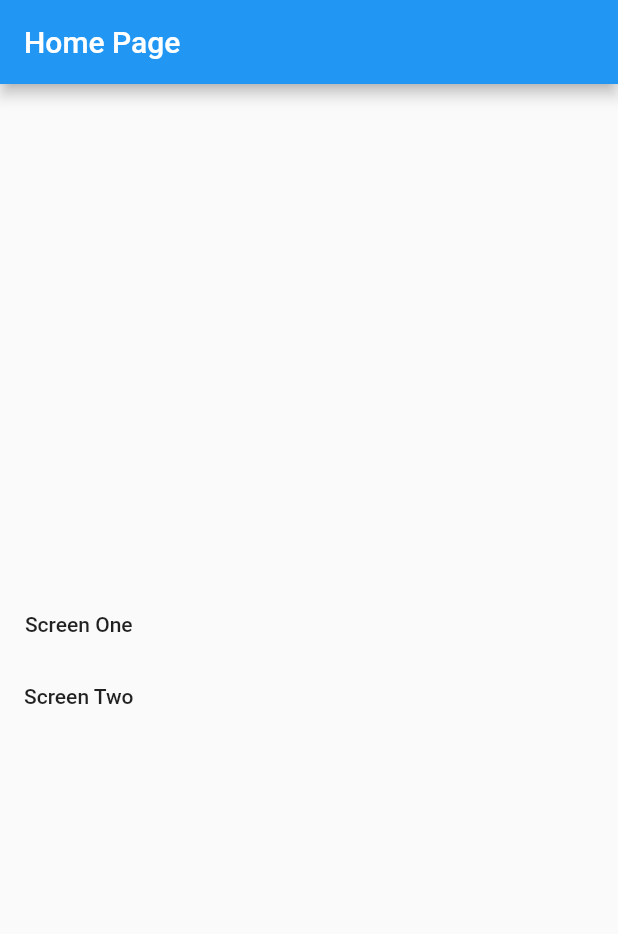
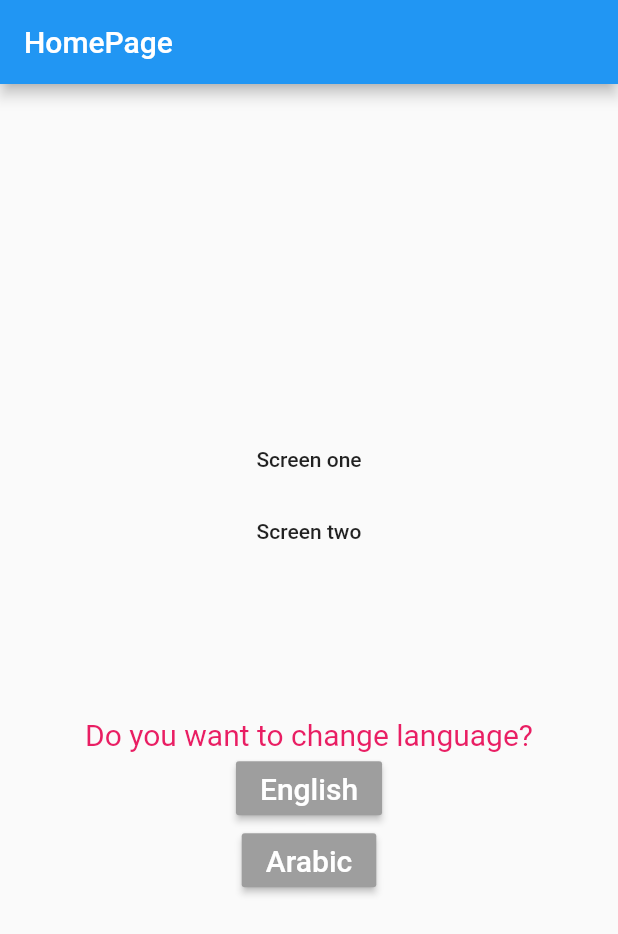
Before and after one commit to warda-jawad/Getx, a Flutter app: the screen it shows after launch, on a phone screen of 412 x 824 dp. Shown: the top 934 px of the screen. Run offline on Flutter 3.47's test engine with Material 2 defaults, Android fonts, the phone set to English and light mode, and no system bars; our stand-ins replace get, shared_preferences.

Commit message:
add localizations using GetX

```diff
--- /dev/null
+++ b/lib/Local/local.dart
@@ -0,0 +1,27 @@
+import 'package:get/get.dart';
+
+class MyLocal implements Translations {
+  @override
+  Map<String, Map<String, String>> get keys => {
+        "ar": {
+          "English": "الانجليزية",
+          "Arabic": "العربية",
+          "Language": "اللغة",
+          "Do you want to change language": "هل تريد تغيير اللغة ؟",
+          "Default Language": "اللغة الافتراضية ",
+          "HomePage": "الصفحة الرئيسة",
+          "Screen one": "الشاشة الاولى ",
+          "Screen two": " الشاشة الثانية"
+        },
+        "en": {
+          "English": "English",
+          "Arabic": "Arabic",
+          "Language": "Language",
+          "Do you want to change language": "Do you want to change language?",
+          "Default Language": "Default Language",
+          "HomePage": "HomePage",
+          "Screen one": "Screen one",
+          "Screen two": "Screen two"
+        }
+      };
+}
--- /dev/null
+++ b/lib/Local/local_controller.dart
@@ -0,0 +1,33 @@
+import 'package:flutter/material.dart';
+import 'package:get/get.dart';
+// import 'package:get/get_core/src/get_main.dart';
+import 'package:get/get_state_manager/src/simple/get_controllers.dart';
+
+import '../main.dart';
+
+class MyLocalController extends GetxController {
+  Locale inialang = sharepref!.getString("lang") == null
+      ? Get.deviceLocale!
+      : Locale(sharepref!.getString("lang")!);
+  void changeLang(String codelang) {
+    Locale locale = Locale(codelang);
+    sharepref!.setString("lang", codelang);
+    Get.updateLocale(locale);
+  }
+
+  // Locale? getAppLanguage() {
+  //   String? language = AppHelper.getAppData(key: Const.Value_lang);
+  //   if (language == "ar")
+  //     return Locale("ar");
+  //   else if (language == "en")
+  //     return Locale("en");
+  //   else
+  //     return Get.deviceLocale;
+  // }
+  //
+  // void saveLang(String codelang) {
+  //   Locale locale = Locale(codelang);
+  //   AppHelper.saveAppData(key: Const.Value_lang, value: codelang);
+  //   Get.updateLocale(locale);
+  // }
+}
--- a/lib/Screen/home_page.dart
+++ b/lib/Screen/home_page.dart
@@ -3,6 +3,67 @@ import 'package:get/get.dart';
 import 'package:getx/Screen/screen_one.dart';
 import 'package:getx/Screen/screen_two.dart';
 
+import '../Local/local_controller.dart';
+
+class HomePage extends StatelessWidget {
+  const HomePage({Key? key}) : super(key: key);
+
+  @override
+  Widget build(BuildContext context) {
+    MyLocalController controllerlang = Get.put(MyLocalController());
+    return Scaffold(
+      appBar: AppBar(
+        title: Text("HomePage".tr),
+      ),
+      body: Column(
+        mainAxisAlignment: MainAxisAlignment.center,
+        children: [
+          MaterialButton(
+            onPressed: () {
+              Get.to(() => ScreenOne());
+            },
+            child: Text("Screen one".tr),
+          ),
+          MaterialButton(
+            onPressed: () {
+              Get.to(() => ScreenTwo());
+            },
+            child: Text("Screen two".tr),
+          ),
+          const SizedBox(
+            height: 100,
+          ),
+          Center(
+            child: Text(
+              "Do you want to change language".tr,
+              style: TextStyle(fontSize: 20, color: Colors.pink),
+            ),
+          ),
+          MaterialButton(
+            color: Colors.grey,
+            onPressed: () {
+              controllerlang.changeLang("en");
+            },
+            child: Text(
+              "English".tr,
+              style: TextStyle(fontSize: 20, color: Colors.white),
+            ),
+          ),
+          MaterialButton(
+            color: Colors.grey,
+            onPressed: () {
+              controllerlang.changeLang("ar");
+            },
+            child: Text(
+              "Arabic".tr,
+              style: TextStyle(fontSize: 20, color: Colors.white),
+            ),
+          ),
+        ],
+      ),
+    );
+  }
+}
 // Get Builder update required to rebuild
 
 // class HomePage extends StatelessWidget {
@@ -126,33 +187,3 @@ import 'package:getx/Screen/screen_two.dart';
 //     );
 //   }
 // }
-class HomePage extends StatelessWidget {
-  const HomePage({Key? key}) : super(key: key);
-
-  @override
-  Widget build(BuildContext context) {
-    return Scaffold(
-      appBar: AppBar(
-        title: Text("Home Page"),
-      ),
-      body: Column(
-        mainAxisAlignment: MainAxisAlignment.center,
-        crossAxisAlignment: CrossAxisAlignment.center,
-        children: [
-          MaterialButton(
-            onPressed: () {
-              Get.to(() => ScreenOne());
-            },
-            child: const Text("Screen One"),
-          ),
-          MaterialButton(
-            onPressed: () {
-              Get.to(() => ScreenTwo());
-            },
-            child: const Text("Screen Two"),
-          ),
-        ],
-      ),
-    );
-  }
-}
--- a/lib/main.dart
+++ b/lib/main.dart
@@ -1,11 +1,17 @@
 import 'package:flutter/material.dart';
 import 'package:get/get.dart';
 import 'package:get/get_navigation/src/root/get_material_app.dart';
+import 'package:getx/Local/local.dart';
+import 'package:getx/Local/local_controller.dart';
 import 'package:getx/utils/bindings.dart';
+import 'package:shared_preferences/shared_preferences.dart';
 
 import 'Screen/home_page.dart';
 
-void main() {
+SharedPreferences? sharepref;
+void main() async {
+  WidgetsFlutterBinding.ensureInitialized();
+  sharepref = await SharedPreferences.getInstance();
   runApp(App());
 }
 
@@ -14,14 +20,17 @@ class App extends StatelessWidget {
 
   @override
   Widget build(BuildContext context) {
+    MyLocalController controller = Get.put(MyLocalController());
     return GetMaterialApp(
       title: "Introduction to Bindings ",
       theme: ThemeData(
         primaryColor: Colors.blue,
       ),
+      locale: controller.inialang,
+      translations: MyLocal(),
       home: HomePage(),
       initialBinding: MyBinding(),
-      // initialRoute: "/",
+      initialRoute: "/",
       // getPages: [
       //   GetPage(name: "/", page: () => HomePage()),
       // ],
--- a/pubspec.yaml
+++ b/pubspec.yaml
@@ -37,6 +37,7 @@ dependencies:
   # Use with the CupertinoIcons class for iOS style icons.
   cupertino_icons: ^1.0.2
   get: ^4.6.5
+  shared_preferences: ^2.0.15
 
 dev_dependencies:
   flutter_test:
```
Also changed, not shown: pubspec.lock, 6 other files.
